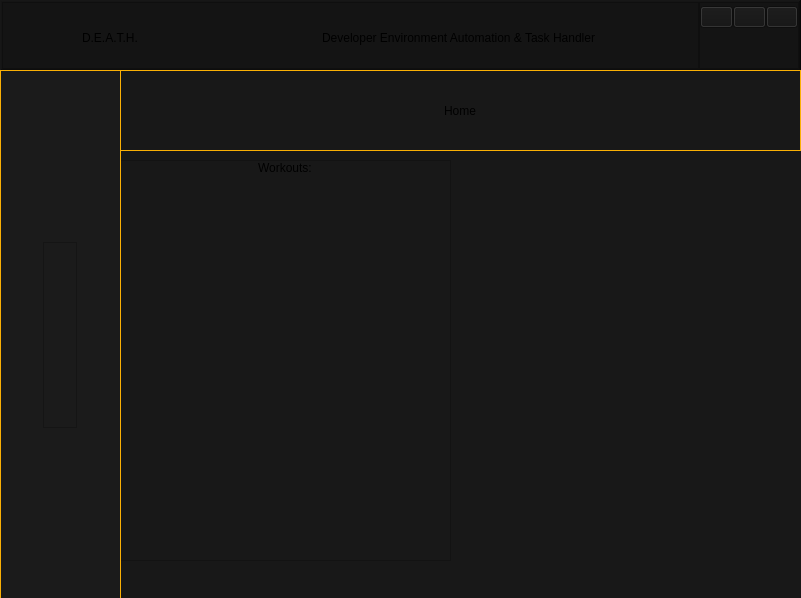
Old version of the form Gui/Main_Gui.ui in the repository ThatNerd404/D.E.A.T.H.
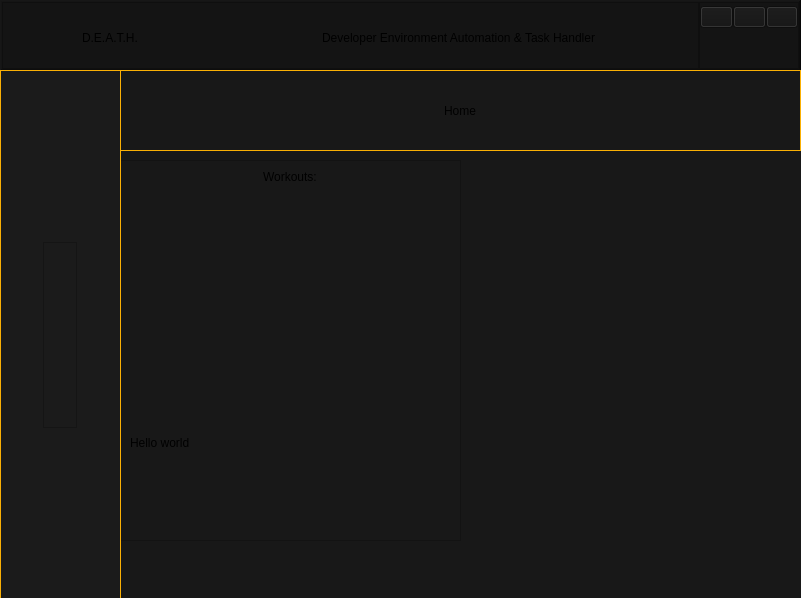
New version of the form. Icons and pictures are not drawn.

Commit message: checking nav buttons

The edit to the form file:
```diff
--- a/Gui/Main_Gui.ui
+++ b/Gui/Main_Gui.ui
@@ -317,8 +317,8 @@
         <rect>
          <x>0</x>
          <y>90</y>
-         <width>331</width>
-         <height>401</height>
+         <width>341</width>
+         <height>381</height>
         </rect>
        </property>
        <property name="styleSheet">
@@ -331,21 +331,6 @@
         <enum>QFrame::Raised</enum>
        </property>
        <layout class="QVBoxLayout" name="verticalLayout_4">
-        <property name="spacing">
-         <number>0</number>
-        </property>
-        <property name="leftMargin">
-         <number>0</number>
-        </property>
-        <property name="topMargin">
-         <number>0</number>
-        </property>
-        <property name="rightMargin">
-         <number>0</number>
-        </property>
-        <property name="bottomMargin">
-         <number>0</number>
-        </property>
         <item alignment="Qt::AlignHCenter|Qt::AlignTop">
          <widget class="QLabel" name="Workouts_title">
           <property name="maximumSize">
@@ -365,7 +350,7 @@
         <item>
          <widget class="QLabel" name="Workout_Items">
           <property name="text">
-           <string/>
+           <string>Hello world</string>
           </property>
          </widget>
         </item>
```
Left out of the diff: 2 changed lines with no effect on the pictures. The commit also changes 1 other file.
